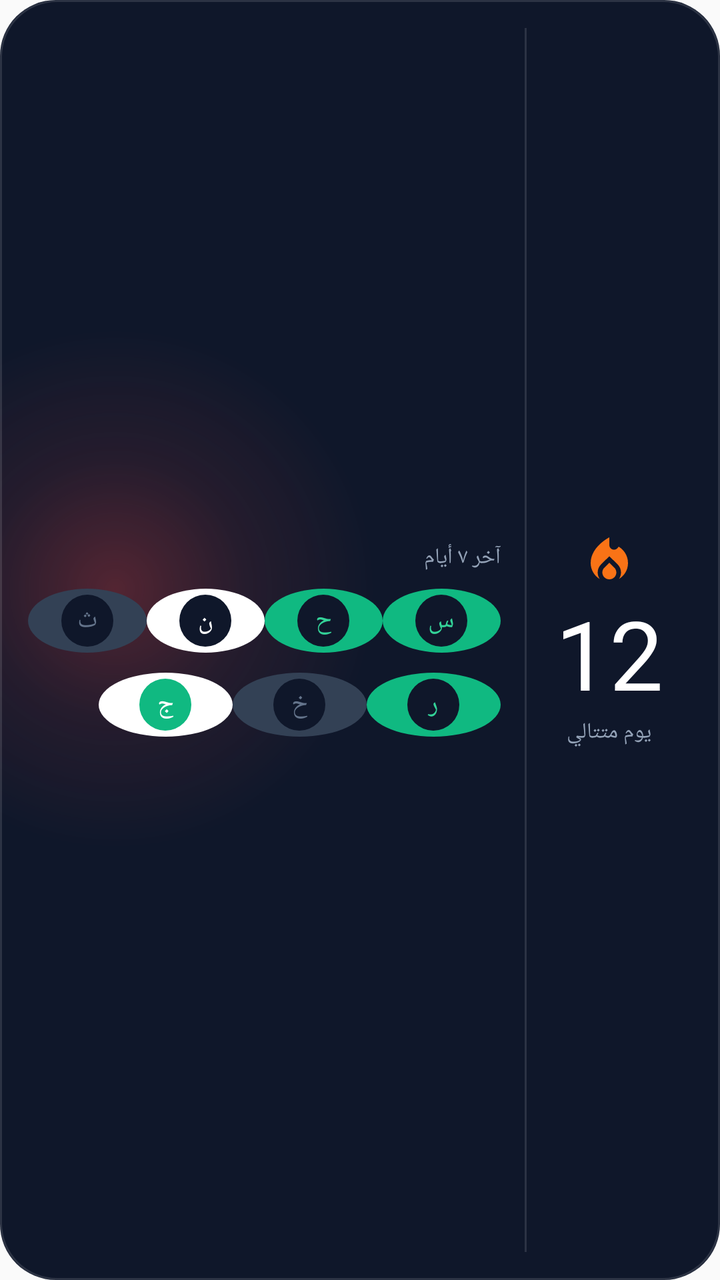
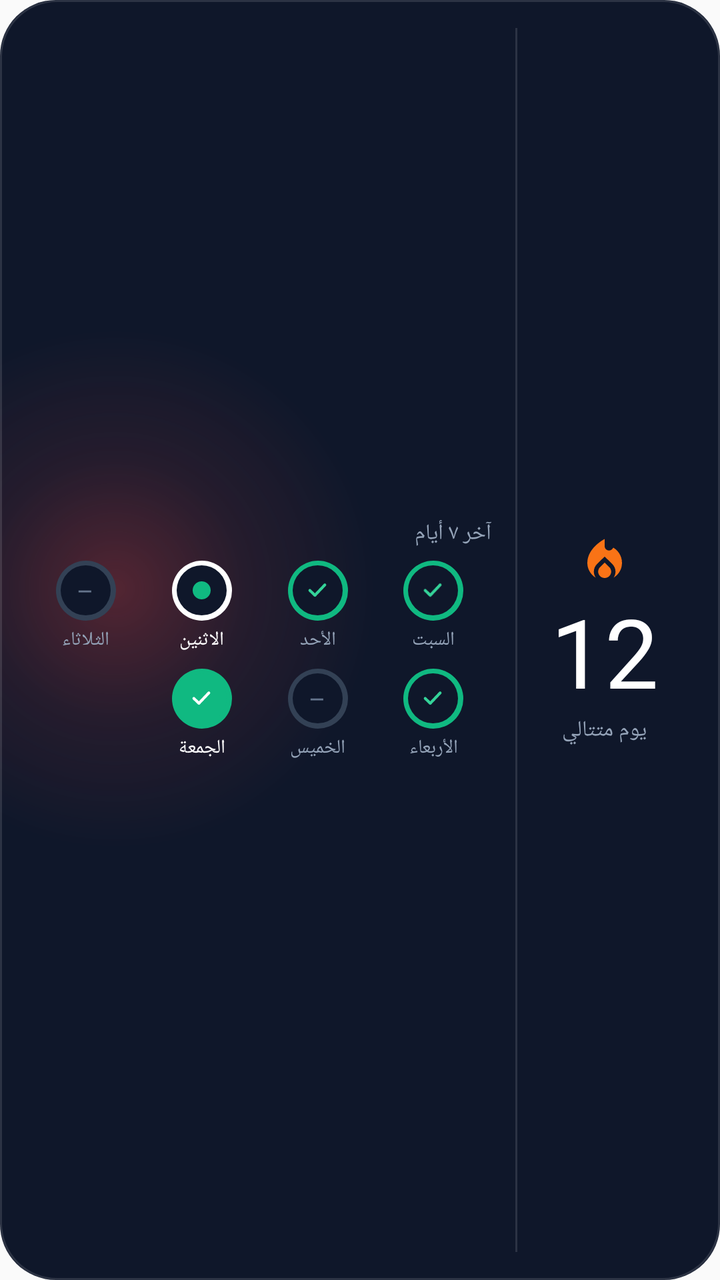

An Android layout rendered at two revisions. The XML below is the earlier revision; the diff shows what the commit changed to produce the second picture.
<!-- AndroidManifest.xml: application theme AppTheme -->
<!-- res/layout/widget_detailed_streak_preview.xml -->
<?xml version="1.0" encoding="utf-8"?>
<LinearLayout xmlns:android="http://schemas.android.com/apk/res/android"
    android:layout_width="match_parent"
    android:layout_height="match_parent"
    android:layoutDirection="rtl"
    android:background="@drawable/widget_bg_streak_detailed"
    android:gravity="center_vertical"
    android:orientation="horizontal"
    android:padding="14dp">

    <LinearLayout
        android:layout_width="0dp"
        android:layout_height="wrap_content"
        android:layout_weight="26"
        android:gravity="center"
        android:orientation="vertical">

        <ImageView
            android:layout_width="28dp"
            android:layout_height="28dp"
            android:contentDescription="@null"
            android:src="@drawable/widget_ic_flame"
            android:tint="#FFF97316" />

        <TextView
            android:layout_width="wrap_content"
            android:layout_height="wrap_content"
            android:fontFamily="@font/tajawal_extrabold"
            android:maxLines="1"
            android:text="@string/widget_preview_streak_number"
            android:textColor="#FFFFFFFF"
            android:textSize="48sp" />

        <TextView
            android:layout_width="wrap_content"
            android:layout_height="wrap_content"
            android:fontFamily="@font/tajawal_regular"
            android:maxLines="1"
            android:text="يوم متتالي"
            android:textColor="#FF94A3B8"
            android:textSize="11sp" />
    </LinearLayout>

    <View
        android:layout_width="1dp"
        android:layout_height="match_parent"
        android:background="#1FFFFFFF" />

    <Space
        android:layout_width="12dp"
        android:layout_height="1dp" />

    <LinearLayout
        android:layout_width="0dp"
        android:layout_height="wrap_content"
        android:layout_weight="74"
        android:orientation="vertical">

        <TextView
            android:layout_width="wrap_content"
            android:layout_height="wrap_content"
            android:fontFamily="@font/tajawal_bold"
            android:maxLines="1"
            android:text="آخر ٧ أيام"
            android:textColor="#FF94A3B8"
            android:textSize="11sp" />

        <LinearLayout
            android:layout_width="match_parent"
            android:layout_height="wrap_content"
            android:layout_marginTop="8dp"
            android:orientation="horizontal">

            <FrameLayout
                android:layout_width="32dp"
                android:layout_height="32dp"
                android:layout_weight="1"
                android:background="@drawable/widget_ring_emerald">
                <FrameLayout
                    android:layout_width="26dp"
                    android:layout_height="26dp"
                    android:layout_gravity="center"
                    android:background="@drawable/widget_disc_dark">
                    <TextView
                        android:layout_width="match_parent"
                        android:layout_height="match_parent"
                        android:fontFamily="@font/tajawal_bold"
                        android:gravity="center"
                        android:text="س"
                        android:textColor="#FF34D399"
                        android:textSize="13sp" />
                </FrameLayout>
            </FrameLayout>

            <FrameLayout
                android:layout_width="32dp"
                android:layout_height="32dp"
                android:layout_weight="1"
                android:background="@drawable/widget_ring_emerald">
                <FrameLayout
                    android:layout_width="26dp"
                    android:layout_height="26dp"
                    android:layout_gravity="center"
                    android:background="@drawable/widget_disc_dark">
                    <TextView
                        android:layout_width="match_parent"
                        android:layout_height="match_parent"
                        android:fontFamily="@font/tajawal_bold"
                        android:gravity="center"
                        android:text="ح"
                        android:textColor="#FF34D399"
                        android:textSize="13sp" />
                </FrameLayout>
            </FrameLayout>

            <FrameLayout
                android:layout_width="32dp"
                android:layout_height="32dp"
                android:layout_weight="1"
                android:background="@drawable/widget_ring_white">
                <FrameLayout
                    android:layout_width="26dp"
                    android:layout_height="26dp"
                    android:layout_gravity="center"
                    android:background="@drawable/widget_disc_dark">
                    <TextView
                        android:layout_width="match_parent"
                        android:layout_height="match_parent"
                        android:fontFamily="@font/tajawal_bold"
                        android:gravity="center"
                        android:text="ن"
                        android:textColor="#FFFFFFFF"
                        android:textSize="13sp" />
                </FrameLayout>
            </FrameLayout>

            <FrameLayout
                android:layout_width="32dp"
                android:layout_height="32dp"
                android:layout_weight="1"
                android:background="@drawable/widget_ring_slate">
                <FrameLayout
                    android:layout_width="26dp"
                    android:layout_height="26dp"
                    android:layout_gravity="center"
                    android:background="@drawable/widget_disc_dark">
                    <TextView
                        android:layout_width="match_parent"
                        android:layout_height="match_parent"
                        android:fontFamily="@font/tajawal_bold"
                        android:gravity="center"
                        android:text="ث"
                        android:textColor="#FF64748B"
                        android:textSize="13sp" />
                </FrameLayout>
            </FrameLayout>
        </LinearLayout>

        <LinearLayout
            android:layout_width="match_parent"
            android:layout_height="wrap_content"
            android:layout_marginTop="10dp"
            android:orientation="horizontal">

            <FrameLayout
                android:layout_width="32dp"
                android:layout_height="32dp"
                android:layout_weight="1"
                android:background="@drawable/widget_ring_emerald">
                <FrameLayout
                    android:layout_width="26dp"
                    android:layout_height="26dp"
                    android:layout_gravity="center"
                    android:background="@drawable/widget_disc_dark">
                    <TextView
                        android:layout_width="match_parent"
                        android:layout_height="match_parent"
                        android:fontFamily="@font/tajawal_bold"
                        android:gravity="center"
                        android:text="ر"
                        android:textColor="#FF34D399"
                        android:textSize="13sp" />
                </FrameLayout>
            </FrameLayout>

            <FrameLayout
                android:layout_width="32dp"
                android:layout_height="32dp"
                android:layout_weight="1"
                android:background="@drawable/widget_ring_slate">
                <FrameLayout
                    android:layout_width="26dp"
                    android:layout_height="26dp"
                    android:layout_gravity="center"
                    android:background="@drawable/widget_disc_dark">
                    <TextView
                        android:layout_width="match_parent"
                        android:layout_height="match_parent"
                        android:fontFamily="@font/tajawal_bold"
                        android:gravity="center"
                        android:text="خ"
                        android:textColor="#FF64748B"
                        android:textSize="13sp" />
                </FrameLayout>
            </FrameLayout>

            <FrameLayout
                android:layout_width="32dp"
                android:layout_height="32dp"
                android:layout_weight="1"
                android:background="@drawable/widget_ring_white">
                <FrameLayout
                    android:layout_width="26dp"
                    android:layout_height="26dp"
                    android:layout_gravity="center"
                    android:background="@drawable/widget_disc_emerald">
                    <TextView
                        android:layout_width="match_parent"
                        android:layout_height="match_parent"
                        android:fontFamily="@font/tajawal_bold"
                        android:gravity="center"
                        android:text="ج"
                        android:textColor="#FFFFFFFF"
                        android:textSize="13sp" />
                </FrameLayout>
            </FrameLayout>

            <Space
                android:layout_width="0dp"
                android:layout_height="1dp"
                android:layout_weight="1" />
        </LinearLayout>
    </LinearLayout>
</LinearLayout>
<!-- resources referenced by this layout -->
<resources>
  <!-- drawable widget_bg_streak_detailed (drawable) -->
  <?xml version="1.0" encoding="utf-8"?>
  <layer-list xmlns:android="http://schemas.android.com/apk/res/android">
      <item>
          <shape android:shape="rectangle">
              <solid android:color="#FF0F172A" />
              <corners android:radius="28dp" />
          </shape>
      </item>
      <item>
          <shape android:shape="rectangle">
              <gradient
                  android:centerColor="#1AE44444"
                  android:centerX="0.16"
                  android:centerY="0.46"
                  android:endColor="#000F172A"
                  android:gradientRadius="130dp"
                  android:startColor="#4DEF4444"
                  android:type="radial" />
              <corners android:radius="28dp" />
          </shape>
      </item>
      <item>
          <shape android:shape="rectangle">
              <solid android:color="#00000000" />
              <corners android:radius="28dp" />
              <stroke
                  android:width="1dp"
                  android:color="#1FFFFFFF" />
          </shape>
      </item>
  </layer-list>
  <!-- drawable widget_disc_dark (drawable) -->
  <?xml version="1.0" encoding="utf-8"?>
  <shape xmlns:android="http://schemas.android.com/apk/res/android"
      android:shape="oval">
      <solid android:color="#FF0F172A" />
  </shape>
  <!-- drawable widget_disc_emerald (drawable) -->
  <?xml version="1.0" encoding="utf-8"?>
  <shape xmlns:android="http://schemas.android.com/apk/res/android"
      android:shape="oval">
      <solid android:color="#FF10B981" />
  </shape>
  <!-- drawable widget_ic_flame (drawable) -->
  <?xml version="1.0" encoding="utf-8"?>
  <vector xmlns:android="http://schemas.android.com/apk/res/android"
      android:width="24dp"
      android:height="24dp"
      android:viewportWidth="24"
      android:viewportHeight="24">
      <path
          android:fillColor="#FFFFFFFF"
          android:pathData="M12,12.9l-2.13,2.09c-0.56,0.56 -0.87,1.29 -0.87,2.07C9,18.68 10.35,20 12,20s3,-1.32 3,-2.94c0,-0.78 -0.31,-1.52 -0.87,-2.07L12,12.9zM16,6l-0.44,0.55C14.38,8.02 12,7.19 12,5.3V2S4,6 4,13c0,2.92 1.56,5.47 3.89,6.86c-0.56,-0.79 -0.89,-1.76 -0.89,-2.8c0,-1.32 0.52,-2.56 1.47,-3.5L12,10.1l3.53,3.47c0.95,0.93 1.47,2.17 1.47,3.5c0,1.02 -0.31,1.96 -0.85,2.75c1.89,-1.15 3.29,-3.06 3.71,-5.3C20.52,10.97 18.79,7.62 16,6z" />
  </vector>
  <!-- drawable widget_ring_emerald (drawable) -->
  <?xml version="1.0" encoding="utf-8"?>
  <shape xmlns:android="http://schemas.android.com/apk/res/android"
      android:shape="oval">
      <solid android:color="#FF10B981" />
  </shape>
  <!-- drawable widget_ring_slate (drawable) -->
  <?xml version="1.0" encoding="utf-8"?>
  <shape xmlns:android="http://schemas.android.com/apk/res/android"
      android:shape="oval">
      <solid android:color="#FF334155" />
  </shape>
  <!-- drawable widget_ring_white (drawable) -->
  <?xml version="1.0" encoding="utf-8"?>
  <shape xmlns:android="http://schemas.android.com/apk/res/android"
      android:shape="oval">
      <solid android:color="#FFFFFFFF" />
  </shape>
  <string name="widget_preview_streak_number">12</string>
  <style name="AppTheme" parent="Theme.AppCompat.Light.DarkActionBar">
          
          <item name="colorPrimary">@color/colorPrimary</item>
          <item name="colorPrimaryDark">@color/colorPrimaryDark</item>
          <item name="colorAccent">@color/colorAccent</item>
      </style>
</resources>

<!-- the commit's change to res/layout/widget_detailed_streak_preview.xml (unified diff, before → after) -->
@@ -11,13 +11,13 @@
     <LinearLayout
         android:layout_width="0dp"
         android:layout_height="wrap_content"
-        android:layout_weight="26"
+        android:layout_weight="28"
         android:gravity="center"
         android:orientation="vertical">
 
         <ImageView
-            android:layout_width="28dp"
-            android:layout_height="28dp"
+            android:layout_width="26dp"
+            android:layout_height="26dp"
             android:contentDescription="@null"
             android:src="@drawable/widget_ic_flame"
             android:tint="#FFF97316" />
@@ -68,162 +68,260 @@
         <LinearLayout
             android:layout_width="match_parent"
             android:layout_height="wrap_content"
+            android:layout_marginTop="6dp"
+            android:orientation="horizontal">
+
+            <LinearLayout
+                android:layout_width="0dp"
+                android:layout_height="wrap_content"
+                android:layout_weight="1"
+                android:gravity="center"
+                android:orientation="vertical">
+                <FrameLayout
+                    android:layout_width="30dp"
+                    android:layout_height="30dp"
+                    android:background="@drawable/widget_ring_emerald">
+                    <FrameLayout
+                        android:layout_width="25dp"
+                        android:layout_height="25dp"
+                        android:layout_gravity="center"
+                        android:background="@drawable/widget_disc_dark">
+                        <ImageView
+                            android:layout_width="12dp"
+                            android:layout_height="12dp"
+                            android:layout_gravity="center"
+                            android:contentDescription="@null"
+                            android:src="@drawable/widget_ic_check"
+                            android:tint="#FF34D399" />
+                    </FrameLayout>
+                </FrameLayout>
+                <TextView
+                    android:layout_width="wrap_content"
+                    android:layout_height="wrap_content"
+                    android:layout_marginTop="3dp"
+                    android:fontFamily="@font/tajawal_bold"
+                    android:maxLines="1"
+                    android:text="السبت"
+                    android:textColor="#FF94A3B8"
+                    android:textSize="9.5sp" />
+            </LinearLayout>
+
+            <LinearLayout
+                android:layout_width="0dp"
+                android:layout_height="wrap_content"
+                android:layout_weight="1"
+                android:gravity="center"
+                android:orientation="vertical">
+                <FrameLayout
+                    android:layout_width="30dp"
+                    android:layout_height="30dp"
+                    android:background="@drawable/widget_ring_emerald">
+                    <FrameLayout
+                        android:layout_width="25dp"
+                        android:layout_height="25dp"
+                        android:layout_gravity="center"
+                        android:background="@drawable/widget_disc_dark">
+                        <ImageView
+                            android:layout_width="12dp"
+                            android:layout_height="12dp"
+                            android:layout_gravity="center"
+                            android:contentDescription="@null"
+                            android:src="@drawable/widget_ic_check"
+                            android:tint="#FF34D399" />
+                    </FrameLayout>
+                </FrameLayout>
+                <TextView
+                    android:layout_width="wrap_content"
+                    android:layout_height="wrap_content"
+                    android:layout_marginTop="3dp"
+                    android:fontFamily="@font/tajawal_bold"
+                    android:maxLines="1"
+                    android:text="الأحد"
+                    android:textColor="#FF94A3B8"
+                    android:textSize="9.5sp" />
+            </LinearLayout>
+
+            <LinearLayout
+                android:layout_width="0dp"
+                android:layout_height="wrap_content"
+                android:layout_weight="1"
+                android:gravity="center"
+                android:orientation="vertical">
+                <FrameLayout
+                    android:layout_width="30dp"
+                    android:layout_height="30dp"
+                    android:background="@drawable/widget_ring_white">
+                    <FrameLayout
+                        android:layout_width="25dp"
+                        android:layout_height="25dp"
+                        android:layout_gravity="center"
+                        android:background="@drawable/widget_disc_dark">
+                        <View
+                            android:layout_width="9dp"
+                            android:layout_height="9dp"
+                            android:layout_gravity="center"
+                            android:background="@drawable/widget_disc_emerald" />
+                    </FrameLayout>
+                </FrameLayout>
+                <TextView
+                    android:layout_width="wrap_content"
+                    android:layout_height="wrap_content"
+                    android:layout_marginTop="3dp"
+                    android:fontFamily="@font/tajawal_bold"
+                    android:maxLines="1"
+                    android:text="الاثنين"
+                    android:textColor="#FFFFFFFF"
+                    android:textSize="9.5sp" />
+            </LinearLayout>
+
+            <LinearLayout
+                android:layout_width="0dp"
+                android:layout_height="wrap_content"
+                android:layout_weight="1"
+                android:gravity="center"
+                android:orientation="vertical">
+                <FrameLayout
+                    android:layout_width="30dp"
+                    android:layout_height="30dp"
+                    android:background="@drawable/widget_ring_slate">
+                    <FrameLayout
+                        android:layout_width="25dp"
+                        android:layout_height="25dp"
+                        android:layout_gravity="center"
+                        android:background="@drawable/widget_disc_dark">
+                        <TextView
+                            android:layout_width="match_parent"
+                            android:layout_height="match_parent"
+                            android:fontFamily="@font/tajawal_bold"
+                            android:gravity="center"
+                            android:text="–"
+                            android:textColor="#FF64748B"
+                            android:textSize="13sp" />
+                    </FrameLayout>
+                </FrameLayout>
+                <TextView
+                    android:layout_width="wrap_content"
+                    android:layout_height="wrap_content"
+                    android:layout_marginTop="3dp"
+                    android:fontFamily="@font/tajawal_bold"
+                    android:maxLines="1"
+                    android:text="الثلاثاء"
+                    android:textColor="#FF94A3B8"
+                    android:textSize="9.5sp" />
+            </LinearLayout>
+        </LinearLayout>
+
+        <LinearLayout
+            android:layout_width="match_parent"
+            android:layout_height="wrap_content"
             android:layout_marginTop="8dp"
             android:orientation="horizontal">
 
-            <FrameLayout
-                android:layout_width="32dp"
-                android:layout_height="32dp"
-                android:layout_weight="1"
-                android:background="@drawable/widget_ring_emerald">
-                <FrameLayout
-                    android:layout_width="26dp"
-                    android:layout_height="26dp"
-                    android:layout_gravity="center"
-                    android:background="@drawable/widget_disc_dark">
-                    <TextView
-                        android:layout_width="match_parent"
-                        android:layout_height="match_parent"
-                        android:fontFamily="@font/tajawal_bold"
-                        android:gravity="center"
-                        android:text="س"
-                        android:textColor="#FF34D399"
-                        android:textSize="13sp" />
-                </FrameLayout>
-            </FrameLayout>
-
-            <FrameLayout
-                android:layout_width="32dp"
-                android:layout_height="32dp"
-                android:layout_weight="1"
-                android:background="@drawable/widget_ring_emerald">
-                <FrameLayout
-                    android:layout_width="26dp"
-                    android:layout_height="26dp"
-                    android:layout_gravity="center"
-                    android:background="@drawable/widget_disc_dark">
-                    <TextView
-                        android:layout_width="match_parent"
-                        android:layout_height="match_parent"
-                        android:fontFamily="@font/tajawal_bold"
-                        android:gravity="center"
-                        android:text="ح"
-                        android:textColor="#FF34D399"
-                        android:textSize="13sp" />
-                </FrameLayout>
-            </FrameLayout>
-
-            <FrameLayout
-                android:layout_width="32dp"
-                android:layout_height="32dp"
-                android:layout_weight="1"
-                android:background="@drawable/widget_ring_white">
-                <FrameLayout
-                    android:layout_width="26dp"
-                    android:layout_height="26dp"
-                    android:layout_gravity="center"
-                    android:background="@drawable/widget_disc_dark">
-                    <TextView
-                        android:layout_width="match_parent"
-                        android:layout_height="match_parent"
-                        android:fontFamily="@font/tajawal_bold"
-                        android:gravity="center"
-                        android:text="ن"
-                        android:textColor="#FFFFFFFF"
-                        android:textSize="13sp" />
-                </FrameLayout>
-            </FrameLayout>
-
-            <FrameLayout
-                android:layout_width="32dp"
-                android:layout_height="32dp"
-                android:layout_weight="1"
-                android:background="@drawable/widget_ring_slate">
-                <FrameLayout
-                    android:layout_width="26dp"
-                    android:layout_height="26dp"
-                    android:layout_gravity="center"
-                    android:background="@drawable/widget_disc_dark">
-                    <TextView
-                        android:layout_width="match_parent"
-                        android:layout_height="match_parent"
-                        android:fontFamily="@font/tajawal_bold"
-                        android:gravity="center"
-                        android:text="ث"
-                        android:textColor="#FF64748B"
-                        android:textSize="13sp" />
-                </FrameLayout>
-            </FrameLayout>
-        </LinearLayout>
-
-        <LinearLayout
-            android:layout_width="match_parent"
-            android:layout_height="wrap_content"
-            android:layout_marginTop="10dp"
-            android:orientation="horizontal">
-
-            <FrameLayout
-                android:layout_width="32dp"
-                android:layout_height="32dp"
-                android:layout_weight="1"
-                android:background="@drawable/widget_ring_emerald">
-                <FrameLayout
-                    android:layout_width="26dp"
-                    android:layout_height="26dp"
-                    android:layout_gravity="center"
-                    android:background="@drawable/widget_disc_dark">
-                    <TextView
-                        android:layout_width="match_parent"
-                        android:layout_height="match_parent"
-                        android:fontFamily="@font/tajawal_bold"
-                        android:gravity="center"
-                        android:text="ر"
-                        android:textColor="#FF34D399"
-                        android:textSize="13sp" />
-                </FrameLayout>
-            </FrameLayout>
-
-            <FrameLayout
-                android:layout_width="32dp"
-                android:layout_height="32dp"
-                android:layout_weight="1"
-                android:background="@drawable/widget_ring_slate">
-                <FrameLayout
-                    android:layout_width="26dp"
-                    android:layout_height="26dp"
-                    android:layout_gravity="center"
-                    android:background="@drawable/widget_disc_dark">
-                    <TextView
-                        android:layout_width="match_parent"
-                        android:layout_height="match_parent"
-                        android:fontFamily="@font/tajawal_bold"
-                        android:gravity="center"
-                        android:text="خ"
-                        android:textColor="#FF64748B"
-                        android:textSize="13sp" />
-                </FrameLayout>
-            </FrameLayout>
-
-            <FrameLayout
-                android:layout_width="32dp"
-                android:layout_height="32dp"
-                android:layout_weight="1"
-                android:background="@drawable/widget_ring_white">
-                <FrameLayout
-                    android:layout_width="26dp"
-                    android:layout_height="26dp"
-                    android:layout_gravity="center"
-                    android:background="@drawable/widget_disc_emerald">
-                    <TextView
-                        android:layout_width="match_parent"
-                        android:layout_height="match_parent"
-                        android:fontFamily="@font/tajawal_bold"
-                        android:gravity="center"
-                        android:text="ج"
-                        android:textColor="#FFFFFFFF"
-                        android:textSize="13sp" />
-                </FrameLayout>
-            </FrameLayout>
+            <LinearLayout
+                android:layout_width="0dp"
+                android:layout_height="wrap_content"
+                android:layout_weight="1"
+                android:gravity="center"
+                android:orientation="vertical">
+                <FrameLayout
+                    android:layout_width="30dp"
+                    android:layout_height="30dp"
+                    android:background="@drawable/widget_ring_emerald">
+                    <FrameLayout
+                        android:layout_width="25dp"
+                        android:layout_height="25dp"
+                        android:layout_gravity="center"
+                        android:background="@drawable/widget_disc_dark">
+                        <ImageView
+                            android:layout_width="12dp"
+                            android:layout_height="12dp"
+                            android:layout_gravity="center"
+                            android:contentDescription="@null"
+                            android:src="@drawable/widget_ic_check"
+                            android:tint="#FF34D399" />
+                    </FrameLayout>
+                </FrameLayout>
+                <TextView
+                    android:layout_width="wrap_content"
+                    android:layout_height="wrap_content"
+                    android:layout_marginTop="3dp"
+                    android:fontFamily="@font/tajawal_bold"
+                    android:maxLines="1"
+                    android:text="الأربعاء"
+                    android:textColor="#FF94A3B8"
+                    android:textSize="9.5sp" />
+            </LinearLayout>
+
+            <LinearLayout
+                android:layout_width="0dp"
+                android:layout_height="wrap_content"
+                android:layout_weight="1"
+                android:gravity="center"
+                android:orientation="vertical">
+                <FrameLayout
+                    android:layout_width="30dp"
+                    android:layout_height="30dp"
+                    android:background="@drawable/widget_ring_slate">
+                    <FrameLayout
+                        android:layout_width="25dp"
+                        android:layout_height="25dp"
+                        android:layout_gravity="center"
+                        android:background="@drawable/widget_disc_dark">
+                        <TextView
+                            android:layout_width="match_parent"
+                            android:layout_height="match_parent"
+                            android:fontFamily="@font/tajawal_bold"
+                            android:gravity="center"
+                            android:text="–"
+                            android:textColor="#FF64748B"
+                            android:textSize="13sp" />
+                    </FrameLayout>
+                </FrameLayout>
+                <TextView
+                    android:layout_width="wrap_content"
+                    android:layout_height="wrap_content"
+                    android:layout_marginTop="3dp"
+                    android:fontFamily="@font/tajawal_bold"
+                    android:maxLines="1"
+                    android:text="الخميس"
+                    android:textColor="#FF94A3B8"
+                    android:textSize="9.5sp" />
+            </LinearLayout>
+
+            <LinearLayout
+                android:layout_width="0dp"
+                android:layout_height="wrap_content"
+                android:layout_weight="1"
+                android:gravity="center"
+                android:orientation="vertical">
+                <FrameLayout
+                    android:layout_width="30dp"
+                    android:layout_height="30dp"
+                    android:background="@drawable/widget_ring_emerald">
+                    <FrameLayout
+                        android:layout_width="25dp"
+                        android:layout_height="25dp"
+                        android:layout_gravity="center"
+                        android:background="@drawable/widget_disc_emerald">
+                        <ImageView
+                            android:layout_width="12dp"
+                            android:layout_height="12dp"
+                            android:layout_gravity="center"
+                            android:contentDescription="@null"
+                            android:src="@drawable/widget_ic_check"
+                            android:tint="#FFFFFFFF" />
+                    </FrameLayout>
+                </FrameLayout>
+                <TextView
+                    android:layout_width="wrap_content"
+                    android:layout_height="wrap_content"
+                    android:layout_marginTop="3dp"
+                    android:fontFamily="@font/tajawal_bold"
+                    android:maxLines="1"
+                    android:text="الجمعة"
+                    android:textColor="#FFFFFFFF"
+                    android:textSize="9.5sp" />
+            </LinearLayout>
 
             <Space
                 android:layout_width="0dp"
<!-- resource entries referenced after the edit -->
@@ -44,6 +44,23 @@
       android:shape="oval">
       <solid android:color="#FF10B981" />
   </shape>
+  <!-- drawable widget_ic_check (drawable) -->
+  <?xml version="1.0" encoding="utf-8"?>
+  <vector xmlns:android="http://schemas.android.com/apk/res/android"
+      android:width="24dp"
+      android:height="24dp"
+      android:viewportWidth="24"
+      android:viewportHeight="24">
+      <path
+          android:name="check"
+          android:pathData="M4.5,12.4 L9.6,17.3 L19.5,6.9"
+          android:strokeColor="#FFFFFFFF"
+          android:strokeWidth="2.8"
+          android:strokeLineCap="round"
+          android:strokeLineJoin="round"
+          android:trimPathStart="0"
+          android:trimPathEnd="1" />
+  </vector>
   <!-- drawable widget_ic_flame (drawable) -->
   <?xml version="1.0" encoding="utf-8"?>
   <vector xmlns:android="http://schemas.android.com/apk/res/android"
